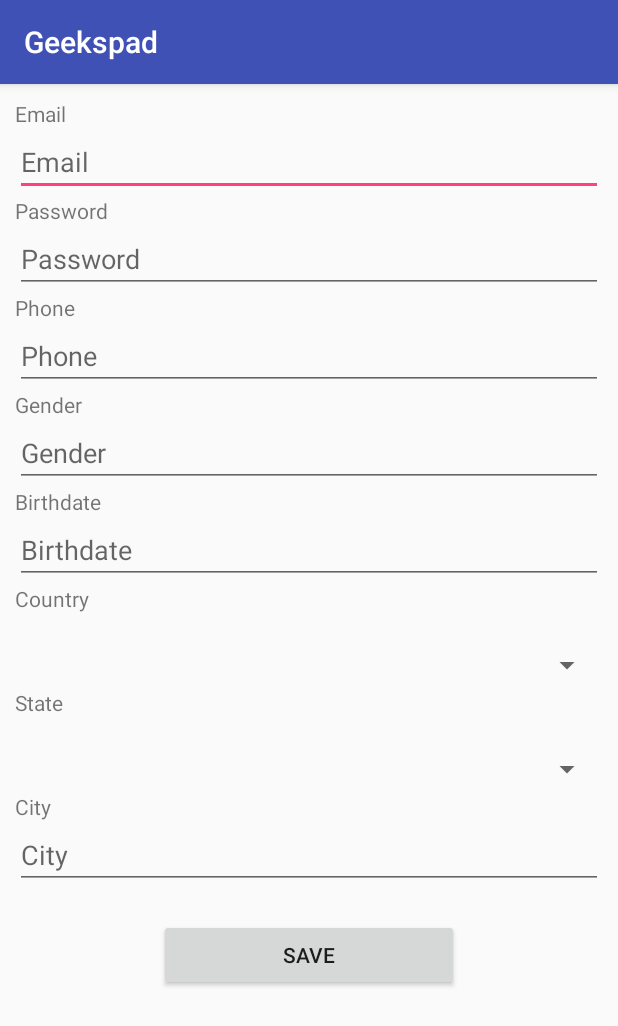
After one commit to kmkaliraj/GeeksPad, an Android app: the ProfileActivity screen opened directly, with no data from a screen before it, on a phone screen of 412 x 824 dp. The commit adds this screen. Shown: the top 1026 px of the screen. Run offline under Robolectric (Android 15) with nearby library versions, the phone set to English and light mode, and no system bars.

Commit message:
Profile layouts added

```diff
--- a/app/build.gradle
+++ b/app/build.gradle
@@ -26,5 +26,6 @@ dependencies {
     })
     compile 'com.android.support:appcompat-v7:25.3.1'
     compile 'com.android.support.constraint:constraint-layout:1.0.2'
+    compile 'com.android.support:support-v4:25.3.1'
     testCompile 'junit:junit:4.12'
 }
--- a/app/src/main/AndroidManifest.xml
+++ b/app/src/main/AndroidManifest.xml
@@ -16,6 +16,7 @@
                 <category android:name="android.intent.category.LAUNCHER" />
             </intent-filter>
         </activity>
+        <activity android:name=".ProfileActivity"></activity>
     </application>
 
 </manifest>
--- /dev/null
+++ b/app/src/main/java/com/example/sreer/geekspad/ProfileActivity.java
@@ -0,0 +1,20 @@
+package com.example.sreer.geekspad;
+
+import android.support.v4.app.FragmentManager;
+import android.support.v4.app.FragmentTransaction;
+import android.support.v7.app.AppCompatActivity;
+import android.os.Bundle;
+
+public class ProfileActivity extends AppCompatActivity {
+
+    @Override
+    protected void onCreate(Bundle savedInstanceState) {
+        super.onCreate(savedInstanceState);
+        setContentView(R.layout.activity_profile);
+        FragmentManager fragments = getSupportFragmentManager();
+        FragmentTransaction fragmentTransaction = fragments.beginTransaction();
+        ProfileEditFragment fragment = new ProfileEditFragment();
+        fragmentTransaction.add(R.id.fragment_holder, fragment);
+        fragmentTransaction.commit();
+    }
+}
--- /dev/null
+++ b/app/src/main/java/com/example/sreer/geekspad/ProfileEditFragment.java
@@ -0,0 +1,22 @@
+package com.example.sreer.geekspad;
+
+import android.content.Context;
+import android.net.Uri;
+import android.os.Bundle;
+import android.support.v4.app.Fragment;
+import android.view.LayoutInflater;
+import android.view.View;
+import android.view.ViewGroup;
+
+
+public class ProfileEditFragment extends Fragment {
+
+
+    @Override
+    public View onCreateView(LayoutInflater inflater, ViewGroup container,
+                             Bundle savedInstanceState) {
+        // Inflate the layout for this fragment
+        return inflater.inflate(R.layout.fragment_profile_edit, container, false);
+    }
+
+}
--- a/app/src/main/res/layout/activity_log_in.xml
+++ b/app/src/main/res/layout/activity_log_in.xml
@@ -34,7 +34,7 @@
                     android:id="@+id/autoComplete_loginEmail"
                     android:layout_width="match_parent"
                     android:layout_height="wrap_content"
-                    android:hint="@string/prompt_email"
+                    android:hint="@string/email"
                     android:inputType="textEmailAddress"
                     android:maxLines="1"
                     android:singleLine="true" />
@@ -44,7 +44,7 @@
                     android:id="@+id/EditText_LoginPassword"
                     android:layout_width="match_parent"
                     android:layout_height="wrap_content"
-                    android:hint="@string/prompt_password"
+                    android:hint="@string/password"
                     android:imeActionId="@+id/login"
                     android:imeActionLabel="@string/action_sign_in_short"
                     android:imeOptions="actionUnspecified"
--- /dev/null
+++ b/app/src/main/res/layout/activity_profile.xml
@@ -0,0 +1,17 @@
+<?xml version="1.0" encoding="utf-8"?>
+<android.support.constraint.ConstraintLayout xmlns:android="http://schemas.android.com/apk/res/android"
+    xmlns:app="http://schemas.android.com/apk/res-auto"
+    xmlns:tools="http://schemas.android.com/tools"
+    android:layout_width="match_parent"
+    android:layout_height="match_parent"
+    tools:context="com.example.sreer.geekspad.ProfileActivity">
+
+    <FrameLayout
+        android:layout_width="match_parent"
+        android:layout_height="match_parent"
+        android:layout_centerHorizontal="true"
+        android:id="@+id/fragment_holder">
+
+    </FrameLayout>
+
+</android.support.constraint.ConstraintLayout>
--- /dev/null
+++ b/app/src/main/res/layout/fragment_profile_edit.xml
@@ -0,0 +1,151 @@
+<FrameLayout xmlns:android="http://schemas.android.com/apk/res/android"
+    xmlns:tools="http://schemas.android.com/tools"
+    android:layout_width="match_parent"
+    android:layout_height="match_parent"
+    tools:context="com.example.sreer.geekspad.ProfileEditFragment">
+
+    <ScrollView xmlns:android="http://schemas.android.com/apk/res/android"
+        android:id="@+id/signup_form"
+        android:layout_width="match_parent"
+        android:layout_height="match_parent">
+
+    <LinearLayout xmlns:android="http://schemas.android.com/apk/res/android"
+        xmlns:tools="http://schemas.android.com/tools"
+        android:layout_width="match_parent"
+        android:layout_height="wrap_content"
+        android:gravity="center_horizontal|center_vertical"
+        android:paddingLeft="10dp"
+        android:paddingRight="10dp"
+        android:paddingTop="10dp"
+        android:paddingBottom="10dp"
+        android:orientation="vertical">
+
+        <TextView
+            android:text="@string/email"
+            android:layout_width="match_parent"
+            android:layout_height="wrap_content"
+            android:id="@+id/textView_email" />
+
+        <EditText
+            android:id="@+id/EditText_email"
+            android:layout_width="match_parent"
+            android:layout_height="wrap_content"
+            android:ems="10"
+            android:focusableInTouchMode="true"
+            android:hint="@string/email"
+            android:inputType="textEmailAddress" />
+
+        <TextView
+            android:text="@string/password"
+            android:layout_width="match_parent"
+            android:layout_height="wrap_content"
+            android:id="@+id/textView_password" />
+
+        <EditText
+            android:id="@+id/EditText_password"
+            android:layout_width="match_parent"
+            android:layout_height="wrap_content"
+            android:ems="10"
+            android:focusableInTouchMode="true"
+            android:hint="@string/password"
+            android:inputType="textPassword" />
+
+        <TextView
+            android:text="@string/phone"
+            android:layout_width="match_parent"
+            android:layout_height="wrap_content"
+            android:id="@+id/textView_phone" />
+
+        <EditText
+            android:id="@+id/EditText_phone"
+            android:layout_width="match_parent"
+            android:layout_height="wrap_content"
+            android:ems="10"
+            android:focusableInTouchMode="true"
+            android:hint="@string/phone"
+            android:inputType="phone" />
+
+        <TextView
+            android:text="@string/gender"
+            android:layout_width="match_parent"
+            android:layout_height="wrap_content"
+            android:id="@+id/textView_gender" />
+
+        <EditText
+            android:id="@+id/EditText_gender"
+            android:layout_width="match_parent"
+            android:layout_height="wrap_content"
+            android:ems="10"
+            android:focusableInTouchMode="true"
+            android:hint="@string/gender"
+            android:inputType="textCapWords" />
+
+        <TextView
+            android:text="@string/birthdate"
+            android:layout_width="match_parent"
+            android:layout_height="wrap_content"
+            android:id="@+id/textView_birthdate" />
+
+        <EditText
+            android:id="@+id/EditText_birthdate"
+            android:layout_width="match_parent"
+            android:layout_height="wrap_content"
+            android:ems="10"
+            android:focusableInTouchMode="true"
+            android:hint="@string/birthdate"
+            android:inputType="date" />
+
+        <TextView
+            android:text="@string/country"
+            android:layout_width="match_parent"
+            android:layout_height="wrap_content"
+            android:id="@+id/textView_country" />
+
+        <Spinner
+            android:id="@+id/Spinner_country"
+            android:layout_width="match_parent"
+            android:layout_height="30dp"
+            android:layout_marginTop="20dp"
+            android:textColor="#000000" />
+
+        <TextView
+            android:text="@string/state"
+            android:layout_width="match_parent"
+            android:layout_height="wrap_content"
+            android:id="@+id/textView_state" />
+
+        <Spinner
+            android:id="@+id/Spinner_state"
+            android:layout_width="match_parent"
+            android:layout_height="30dp"
+            android:layout_marginTop="20dp"
+            android:textColor="#000000" />
+
+        <TextView
+            android:text="@string/city"
+            android:layout_width="match_parent"
+            android:layout_height="wrap_content"
+            android:id="@+id/textView_city" />
+
+        <EditText
+            android:id="@+id/EditText_city"
+            android:layout_width="match_parent"
+            android:layout_height="wrap_content"
+            android:ems="10"
+            android:focusableInTouchMode="true"
+            android:hint="@string/city"
+            android:inputType="textCapWords" />
+
+        <Button
+            android:id="@+id/Button_submit"
+            android:layout_marginTop="20dp"
+            android:layout_width="200dp"
+            android:layout_height="wrap_content"
+            android:layout_gravity="center_vertical|center_horizontal"
+            android:text="@string/save" />
+
+    </LinearLayout>
+
+    </ScrollView>
+
+</FrameLayout>
--- a/app/src/main/res/values/strings.xml
+++ b/app/src/main/res/values/strings.xml
@@ -1,8 +1,22 @@
 <resources>
     <string name="app_name">Geekspad</string>
-    <string name="prompt_email">Email</string>
-    <string name="prompt_password">Password</string>
+    <string name="email">Email</string>
+    <string name="password">Password</string>
     <string name="action_sign_in">Sign in</string>
     <string name="action_sign_in_short">Sign in</string>
     <string name="SignUp_Link">No account yet? Create one</string>
+    <string name="city">City</string>
+    <string name="state">State</string>
+    <string name="country">Country</string>
+    <string name="fname">First Name</string>
+    <string name="lname">Last Name</string>
+    <string name="birthdate">Birthdate</string>
+    <string name="phone">Phone</string>
+    <string name="gender">Gender</string>
+    <string name="save">Save</string>
+    <string name="edit">Edit</string>
+
+
+    <!-- TODO: Remove or change this placeholder text -->
+    <string name="hello_blank_fragment">Hello blank fragment</string>
 </resources>
```
Also changed, not shown: app/src/main/java/com/example/sreer/geekspad/LogInActivity.java (+16 -0 lines), app/src/main/java/com/example/sreer/geekspad/ProfileViewFragment.java (added, +22 -0 lines), app/src/main/res/layout/fragment_profile_view.xml (added, +123 -0 lines).
